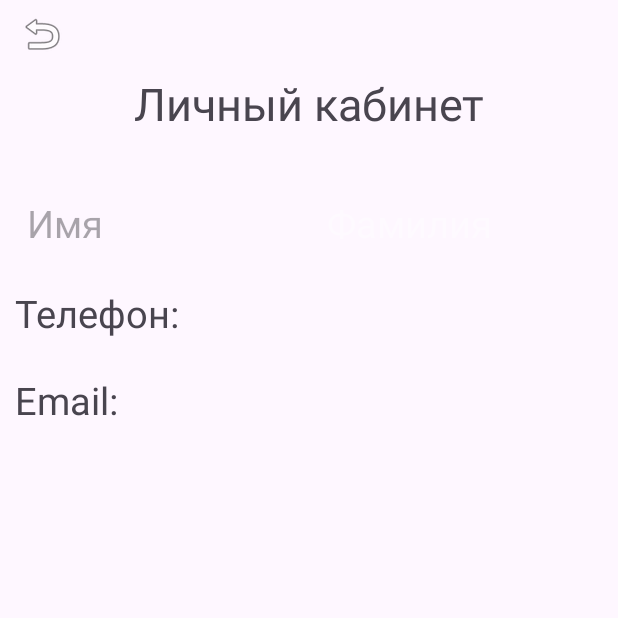
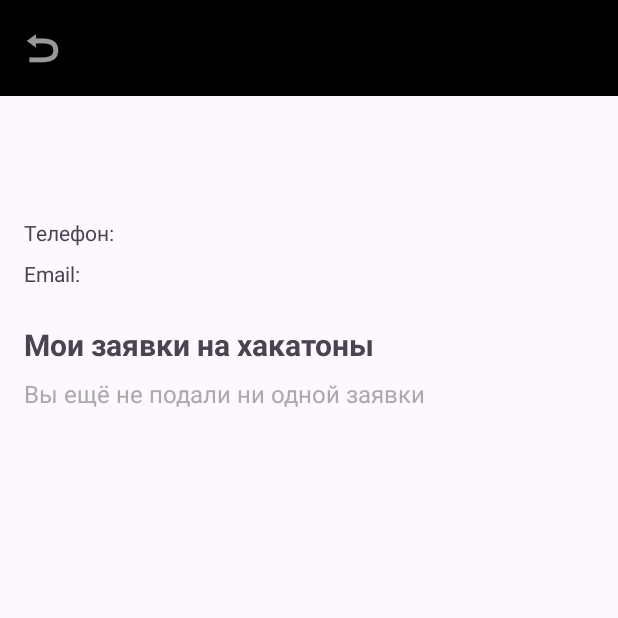
Before and after one commit to 6aT4re9l/HackathonApp, an Android app: the ProfileActivity screen opened directly, with no data from a screen before it, on a phone screen of 412 x 824 dp, the top half of it. Run offline under Robolectric (Android 15) with nearby library versions, the phone set to English and light mode, and no system bars; our stand-ins replace Firebase (no records; nobody signed in at launch, a user with empty details on screens opened directly).

Commit message:
Profile applications, cancel applications, open hackathon card on click in profile

```diff
--- a/app/src/main/AndroidManifest.xml
+++ b/app/src/main/AndroidManifest.xml
@@ -16,10 +16,11 @@
         android:supportsRtl="true"
         android:theme="@style/Theme.HackathonApp"
         tools:targetApi="31">
-        <activity android:name=".LoginActivity" />
+        <activity android:name=".MainActivity" />
+        <activity android:name=".MyApplicationsActivity" />
         <activity android:name=".ProfileActivity"/>
         <activity android:name=".RegisterActivity" />
-        <activity android:name=".MainActivity"
+        <activity android:name=".LoginActivity"
             android:exported="true">
             <intent-filter>
                 <action android:name="android.intent.action.MAIN"/>
--- a/app/src/main/java/com/example/hackathonapp/MainActivity.kt
+++ b/app/src/main/java/com/example/hackathonapp/MainActivity.kt
@@ -257,7 +257,7 @@ class MainActivity : AppCompatActivity() {
                     "city" to city,
                     "prizeFund" to prizeFund,
                     "type" to type,
-                    "imageUrl" to newImagePath
+                    "imageURL" to newImagePath
                 )
 
                 db.collection("hackathons").document(hackathon.id).update(updated)
@@ -277,7 +277,7 @@ class MainActivity : AppCompatActivity() {
         dialog.show()
     }
 
-    private fun saveHackathonToFirestore(title: String, description: String, city: String, prizeFund: Int, type: String, imageUrl: String) {
+    private fun saveHackathonToFirestore(title: String, description: String, city: String, prizeFund: Int, type: String, imageURL: String) {
         val newDocRef = db.collection("hackathons").document()
         val hackathon = hashMapOf(
             "id" to newDocRef.id,
@@ -286,7 +286,7 @@ class MainActivity : AppCompatActivity() {
             "city" to city,
             "prizeFund" to prizeFund,
             "type" to type,
-            "imageUrl" to imageUrl
+            "imageURL" to imageURL
         )
 
         newDocRef.set(hackathon)
--- a/app/src/main/java/com/example/hackathonapp/ProfileActivity.kt
+++ b/app/src/main/java/com/example/hackathonapp/ProfileActivity.kt
@@ -1,44 +1,91 @@
 package com.example.hackathonapp
 
 import android.os.Bundle
-import android.content.Intent
+import android.view.View
+import android.widget.TextView
 import androidx.appcompat.app.AppCompatActivity
+import androidx.recyclerview.widget.LinearLayoutManager
+import androidx.recyclerview.widget.RecyclerView
+import com.example.hackathonapp.MyApplicationsActivity.ApplicationAdapter
+import com.example.hackathonapp.MyApplicationsActivity.ApplicationInfo
 import com.google.android.material.appbar.MaterialToolbar
 import com.google.firebase.auth.FirebaseAuth
 import com.google.firebase.firestore.FirebaseFirestore
-import android.widget.TextView
 
-
-class ProfileActivity: AppCompatActivity() {
+class ProfileActivity : AppCompatActivity() {
+    private lateinit var adapter: MyApplicationsActivity.ApplicationAdapter
 
     override fun onCreate(savedInstanceState: Bundle?) {
         super.onCreate(savedInstanceState)
         setContentView(R.layout.profile_activity)
 
+        val emptyMessage = findViewById<TextView>(R.id.emptyListMessage)
         val toolbar = findViewById<MaterialToolbar>(R.id.topAppBarProfile)
-        toolbar.setNavigationOnClickListener {
-            finish() // просто закрывает текущую активность и возвращает на предыдущую
-        }
+        toolbar.setNavigationOnClickListener { finish() }
 
         val firstNameText = findViewById<TextView>(R.id.user_firstName)
         val lastNameText = findViewById<TextView>(R.id.user_lastName)
         val phoneText = findViewById<TextView>(R.id.profilePhone)
         val emailText = findViewById<TextView>(R.id.profileEmail)
 
+        val recyclerView = findViewById<RecyclerView>(R.id.recyclerViewApplications)
+
+        adapter = MyApplicationsActivity.ApplicationAdapter(
+            onClick = { app ->
+                fetchAndShowHackathon(app.hackathonId)
+            },
+            onCancel = {
+                loadMyApplications(adapter)
+            }
+        )
+        recyclerView.layoutManager = LinearLayoutManager(this)
+        recyclerView.adapter = adapter
+
         val userId = FirebaseAuth.getInstance().currentUser?.uid ?: return
 
-        FirebaseFirestore.getInstance().collection("users").document(userId)
+        val db = FirebaseFirestore.getInstance()
+        db.collection("users").document(userId)
             .get()
             .addOnSuccessListener { doc ->
-                val name = doc.getString("firstName") ?: ""
-                val lastName = doc.getString("lastName") ?: ""
-                val phone = doc.getString("phoneNumber") ?: ""
-                val email = doc.getString("email") ?: ""
+                firstNameText.text = doc.getString("firstName") ?: ""
+                lastNameText.text = doc.getString("lastName") ?: ""
+                phoneText.text = "Телефон: ${doc.getString("phoneNumber") ?: ""}"
+                emailText.text = "Email: ${doc.getString("email") ?: ""}"
+            }
 
-                firstNameText.text = "$name"
-                lastNameText.text = "$lastName"
-                phoneText.text = "Телефон: $phone"
-                emailText.text = "Email: $email"
+        loadMyApplications(adapter)
+    }
+
+    private fun loadMyApplications(adapter: ApplicationAdapter) {
+        val userId = FirebaseAuth.getInstance().currentUser?.uid ?: return
+
+        FirebaseFirestore.getInstance().collection("applications")
+            .whereEqualTo("userId", userId)
+            .get()
+            .addOnSuccessListener { result ->
+                val emptyMessage = findViewById<TextView>(R.id.emptyListMessage)
+                val apps = result.mapNotNull { it.toObject(ApplicationInfo::class.java) }
+                if (apps.isEmpty()) {
+                    emptyMessage.visibility = View.VISIBLE
+                } else {
+                    emptyMessage.visibility = View.GONE
+                    adapter.submitList(apps)
+                }
+            }
+    }
+
+    private fun fetchAndShowHackathon(hackathonId: String) {
+        FirebaseFirestore.getInstance().collection("hackathons")
+            .document(hackathonId)
+            .get()
+            .addOnSuccessListener { doc ->
+                val hackathon = doc.toObject(Hackathon::class.java) ?: return@addOnSuccessListener
+                val adapter = HackathonAdapter(
+                    isAdmin = false,
+                    onDelete = {},
+                    onEdit = {}
+                )
+                adapter.showHackathonDialog(this, hackathon)
             }
     }
 }
--- a/app/src/main/res/layout/profile_activity.xml
+++ b/app/src/main/res/layout/profile_activity.xml
@@ -1,80 +1,91 @@
 <?xml version="1.0" encoding="utf-8"?>
 <androidx.constraintlayout.widget.ConstraintLayout xmlns:android="http://schemas.android.com/apk/res/android"
     xmlns:app="http://schemas.android.com/apk/res-auto"
-    xmlns:tools="http://schemas.android.com/tools"
     android:layout_width="match_parent"
     android:layout_height="match_parent">
 
     <com.google.android.material.appbar.MaterialToolbar
         android:id="@+id/topAppBarProfile"
-        android:layout_width="417dp"
-        android:layout_height="45dp"
-        android:theme="@style/ThemeOverlay.AppCompat.ActionBar"
+        android:layout_width="0dp"
+        android:layout_height="wrap_content"
+        android:background="@android:color/black"
+        android:titleTextColor="@android:color/white"
+        app:layout_constraintTop_toTopOf="parent"
+        app:layout_constraintStart_toStartOf="parent"
+        app:layout_constraintEnd_toEndOf="parent"
         app:navigationIcon="@android:drawable/ic_menu_revert" />
 
+    <TextView
+        android:id="@+id/user_firstName"
+        android:layout_width="wrap_content"
+        android:layout_height="wrap_content"
+        android:text="Имя"
+        android:textSize="18sp"
+        app:layout_constraintTop_toBottomOf="@id/topAppBarProfile"
+        app:layout_constraintStart_toStartOf="parent"
+        android:layout_marginStart="16dp"
+        android:layout_marginTop="16dp" />
 
     <TextView
-        android:id="@+id/textView"
-        android:layout_width="378dp"
-        android:layout_height="48dp"
-        android:gravity="center"
-        android:text="Личный кабинет"
-        android:textSize="30sp"
-        app:layout_constraintEnd_toEndOf="parent"
+        android:id="@+id/user_lastName"
+        android:layout_width="wrap_content"
+        android:layout_height="wrap_content"
+        android:text="Фамилия"
+        android:textSize="18sp"
+        app:layout_constraintTop_toBottomOf="@id/user_firstName"
+        app:layout_constraintStart_toStartOf="@id/user_firstName"
+        android:layout_marginTop="8dp" />
+
+    <TextView
+        android:id="@+id/profilePhone"
+        android:layout_width="wrap_content"
+        android:layout_height="wrap_content"
+        android:text="Телефон"
+        app:layout_constraintTop_toBottomOf="@id/user_lastName"
+        app:layout_constraintStart_toStartOf="@id/user_firstName"
+        android:layout_marginTop="8dp" />
+
+    <TextView
+        android:id="@+id/profileEmail"
+        android:layout_width="wrap_content"
+        android:layout_height="wrap_content"
+        android:text="Email"
+        app:layout_constraintTop_toBottomOf="@id/profilePhone"
+        app:layout_constraintStart_toStartOf="@id/user_firstName"
+        android:layout_marginTop="8dp" />
+
+    <TextView
+        android:id="@+id/applicationsTitle"
+        android:layout_width="wrap_content"
+        android:layout_height="wrap_content"
+        android:text="Мои заявки на хакатоны"
+        android:textStyle="bold"
+        android:textSize="20sp"
+        app:layout_constraintTop_toBottomOf="@id/profileEmail"
         app:layout_constraintStart_toStartOf="parent"
-        app:layout_constraintTop_toBottomOf="@+id/topAppBarProfile" />
+        android:layout_marginStart="16dp"
+        android:layout_marginTop="24dp" />
 
-    <LinearLayout
-        android:layout_width="match_parent"
+    <TextView
+        android:id="@+id/emptyListMessage"
+        android:layout_width="wrap_content"
         android:layout_height="wrap_content"
-        android:orientation="vertical"
-        android:padding="10dp"
-        app:layout_constraintTop_toBottomOf="@+id/textView"
-        tools:layout_editor_absoluteX="-16dp">
+        android:text="Вы ещё не подали ни одной заявки"
+        android:visibility="gone"
+        android:textSize="16sp"
+        android:textColor="@android:color/darker_gray"
+        app:layout_constraintTop_toBottomOf="@id/applicationsTitle"
+        app:layout_constraintStart_toStartOf="@id/applicationsTitle"
+        android:layout_marginTop="8dp" />
 
-        <LinearLayout
-            android:layout_width="match_parent"
-            android:layout_height="wrap_content"
-            android:orientation="horizontal"
-            android:layout_marginTop="20dp">
+    <androidx.recyclerview.widget.RecyclerView
+        android:id="@+id/recyclerViewApplications"
+        android:layout_width="0dp"
+        android:layout_height="0dp"
+        android:padding="8dp"
+        app:layout_constraintTop_toBottomOf="@id/applicationsTitle"
+        app:layout_constraintBottom_toBottomOf="parent"
+        app:layout_constraintStart_toStartOf="parent"
+        app:layout_constraintEnd_toEndOf="parent" />
 
-            <TextView
-                android:id="@+id/user_firstName"
-                android:layout_width="0dp"
-                android:layout_height="60dp"
-                android:layout_weight="1"
-                android:textSize="25sp"
-                android:hint="@string/firstNameHint"
-                android:textColor="@color/white"
-                android:padding="8dp"/>
-
-            <TextView
-                android:id="@+id/user_lastName"
-                android:layout_width="0dp"
-                android:layout_height="60dp"
-                android:layout_weight="1"
-                android:textSize="25sp"
-                android:hint="@string/lastNameHint"
-                android:textColor="@color/white"
-                android:textColorHint="@color/hint"
-                android:padding="8dp"
-                android:layout_marginStart="8dp"/>
-        </LinearLayout>
-
-        <TextView
-            android:id="@+id/profilePhone"
-            android:layout_width="386dp"
-            android:layout_height="50dp"
-            android:layout_marginTop="8dp"
-            android:textSize="25sp"
-            android:text="Телефон" />
-
-        <TextView
-            android:id="@+id/profileEmail"
-            android:layout_width="match_parent"
-            android:textSize="25sp"
-            android:layout_height="50dp"
-            android:layout_marginTop="8dp"
-            android:text="Почта" />
-    </LinearLayout>
 </androidx.constraintlayout.widget.ConstraintLayout>
--- a/app/src/main/res/values/strings.xml
+++ b/app/src/main/res/values/strings.xml
@@ -2,7 +2,7 @@
     <string name="app_name">HackatoonApp</string>
 
     <!--Экран регистрации-->
-    <string name="registerTitle">Регистарция</string>
+    <string name="registerTitle">Регистрация</string>
     <string name="firstNameHint">Имя</string>
     <string name="lastNameHint">Фамилия</string>
     <string name="EmailHint">Введите ваш E-mail</string>
@@ -13,7 +13,7 @@
     <string name="loginText">Уже есть аккаунт? Войти</string>
 
     <!--Экран авторизации-->
-    <string name="loginLabel">Экран входа в задницу </string>
+    <string name="loginLabel">Экран авторизации</string>
     <string name="loginEmail">Введите почтовый адрес</string>
     <string name="loginPass">Введите пароль</string>
     <string name="loginButton">Войти</string>
```
Also changed, not shown: app/src/main/java/com/example/hackathonapp/HackathonAdapter.kt (+31 -0 lines), app/src/main/java/com/example/hackathonapp/MyApplicationsActivity.kt (added, +186 -0 lines), app/src/main/res/layout/item_application.xml (added, +28 -0 lines), app/src/main/res/layout/my_applications_activity.xml (added, +17 -0 lines).
